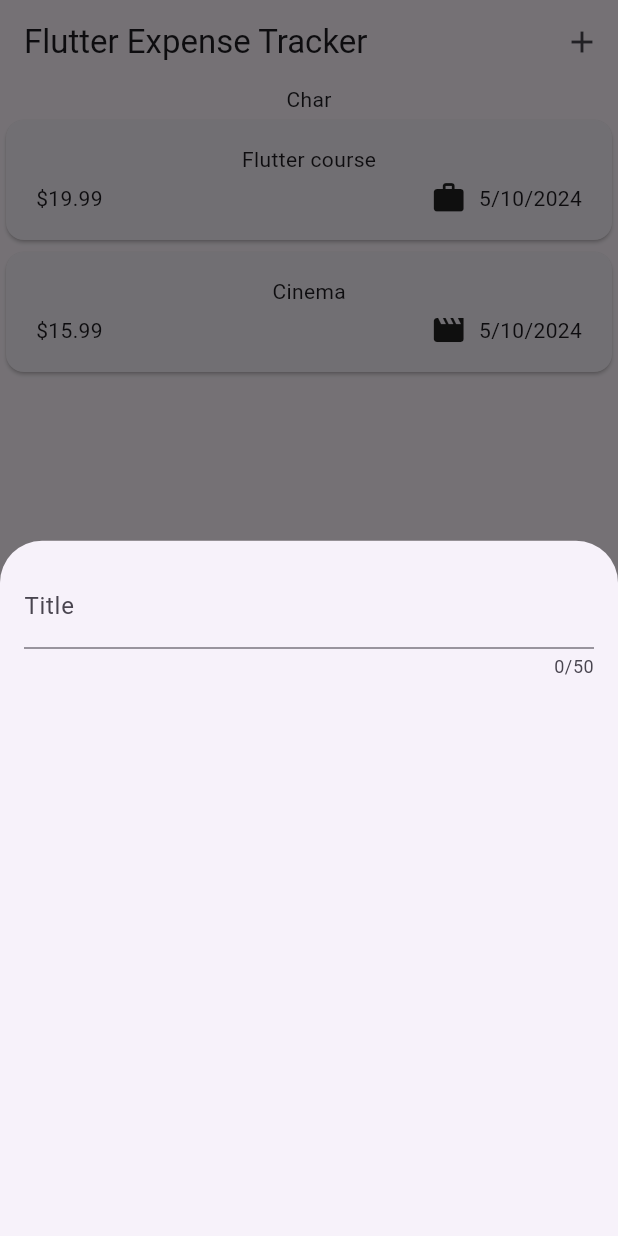
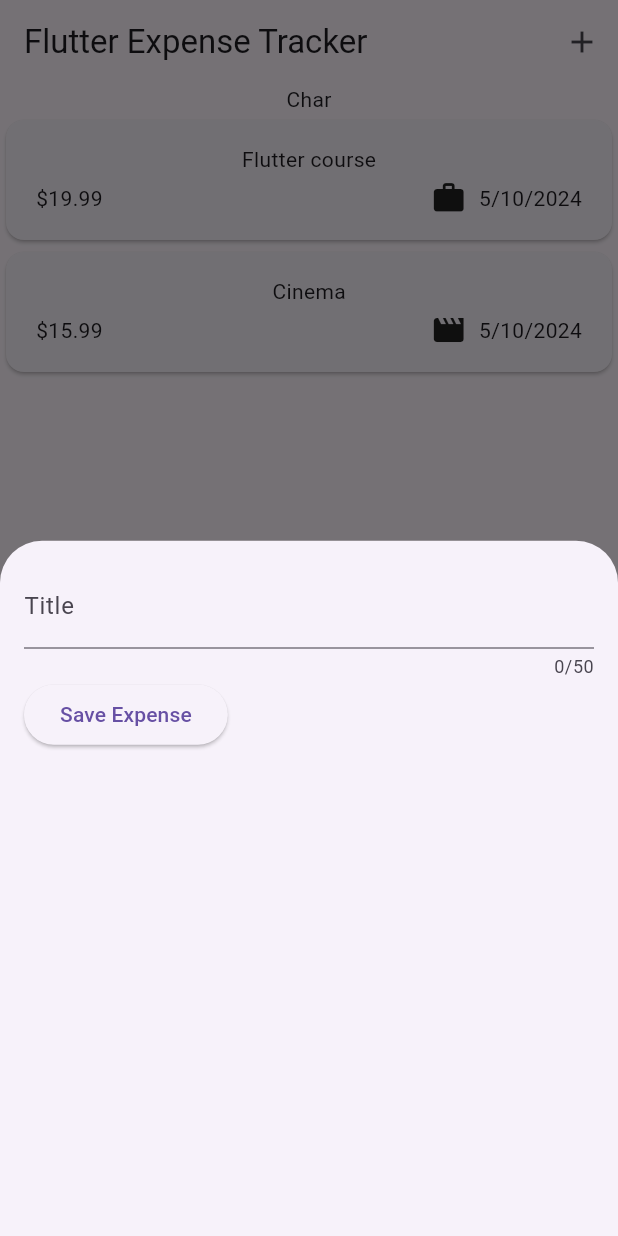
Before and after one commit to Kakmusayan/expense_tracker_2024, a Flutter app: the screen it shows after launch, after a tap on the "add" icon, on a phone screen of 412 x 824 dp. Run offline on Flutter 3.47's test engine with Material 3 defaults, Android fonts, the light colour scheme and no system bars.

Commit message:
get user input

```diff
--- a/lib/widgets/new_expense.dart
+++ b/lib/widgets/new_expense.dart
@@ -11,16 +11,33 @@ class NewExpense extends StatefulWidget {
 }
 
 class _NewExpenseState extends State<NewExpense> {
+  var _enteredTitle = '';
+
+  void _saveTitleInput(String inputValue) {
+    _enteredTitle = inputValue;
+  }
+
   @override
   Widget build(BuildContext context) {
     return Padding(
       padding: const EdgeInsets.all(16),
       child: Column(
-        children: const [
+        children: [
           TextField(
+            onChanged: _saveTitleInput,
             maxLength: 50,
-            decoration: InputDecoration(label: Text('Title')),
+            decoration: const InputDecoration(label: Text('Title')),
           ),
+          Row(
+            children: [
+              ElevatedButton(
+                onPressed: () {
+                  print(_enteredTitle);
+                },
+                child: const Text("Save Expense"),
+              ),
+            ],
+          )
         ],
       ),
     );
```
